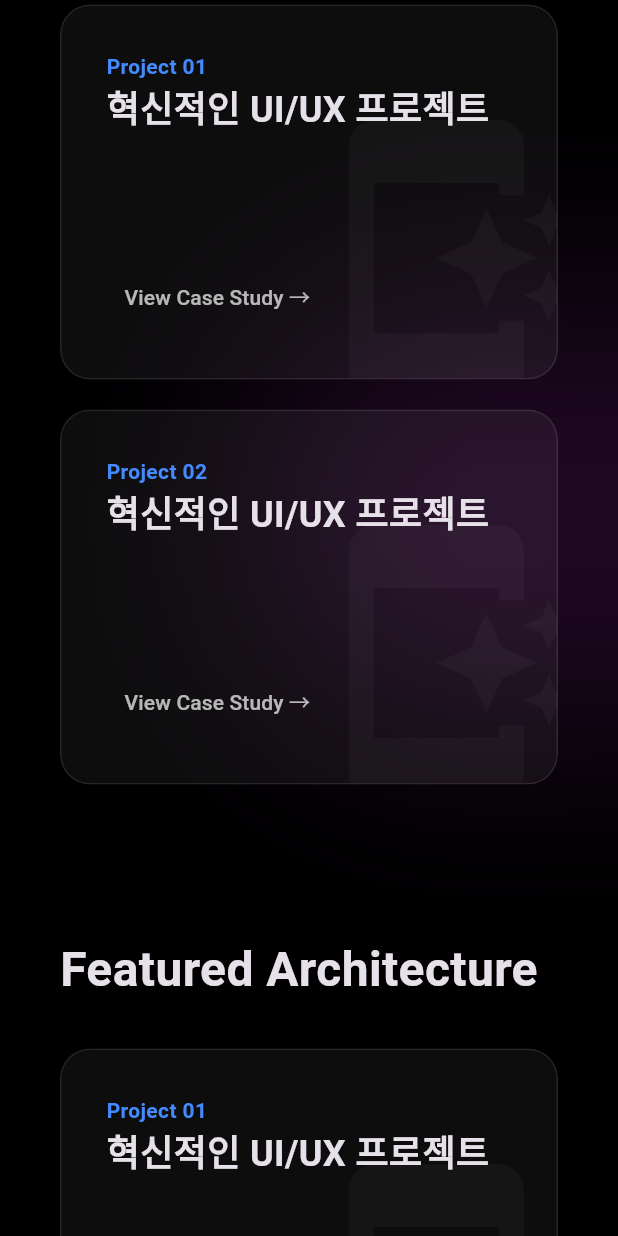
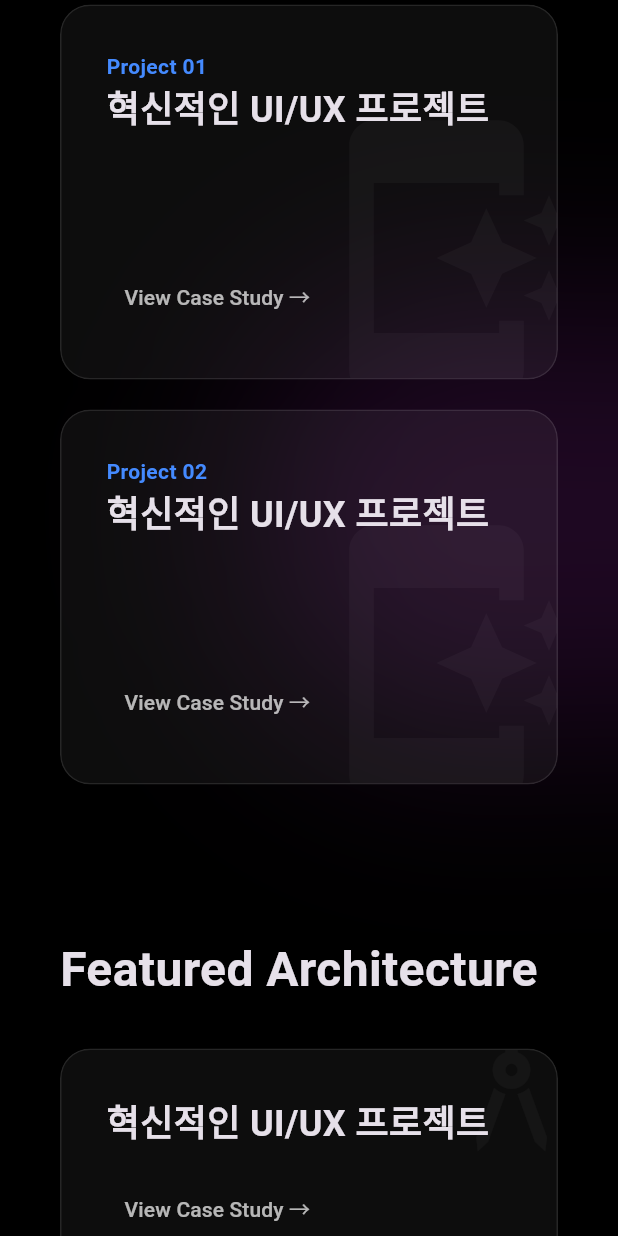
Before and after one commit to fbseongDev/MyPorfolio, a Flutter app: the screen it shows after launch, scrolled down 2304 dp, on a phone screen of 412 x 824 dp. Run offline on Flutter 3.47's test engine with Material 3 defaults, Android fonts, the light colour scheme and no system bars.

Commit message:
feat:: architecture_grid_section.dart 디자인 적용

```diff
--- a/apps/portfolio_web/lib/presentation/ui/widgets/architecture_grid_section.dart
+++ b/apps/portfolio_web/lib/presentation/ui/widgets/architecture_grid_section.dart
@@ -35,16 +35,15 @@ class ArchitectureGridSection extends StatelessWidget {
             opacity: progress,
             child: Container(
               margin: const EdgeInsets.only(bottom: 20),
-              height: 250,
               width: double.infinity,
               child: Stack(
                 children: [
                   Positioned(
                     right: -20,
-                    bottom: -20,
+                    top: -20,
                     child: Icon(
-                      Icons.app_shortcut,
-                      size: 200,
+                      Icons.architecture,
+                      size: 100,
                       color: Colors.white.withOpacity(0.03),
                     ),
                   ),
@@ -53,13 +52,6 @@ class ArchitectureGridSection extends StatelessWidget {
                     child: Column(
                       crossAxisAlignment: CrossAxisAlignment.start,
                       children: [
-                        Text(
-                          "Project 0${index + 1}",
-                          style: const TextStyle(
-                            color: Colors.blueAccent,
-                            fontWeight: FontWeight.bold,
-                          ),
-                        ),
                         const Text(
                           "혁신적인 UI/UX 프로젝트",
                           style: TextStyle(
@@ -67,7 +59,7 @@ class ArchitectureGridSection extends StatelessWidget {
                             fontWeight: FontWeight.bold,
                           ),
                         ),
-                        const Spacer(),
+                        SizedBox(height: 16,),
                         TextButton(
                           onPressed: () {},
                           child: const Text(
```
